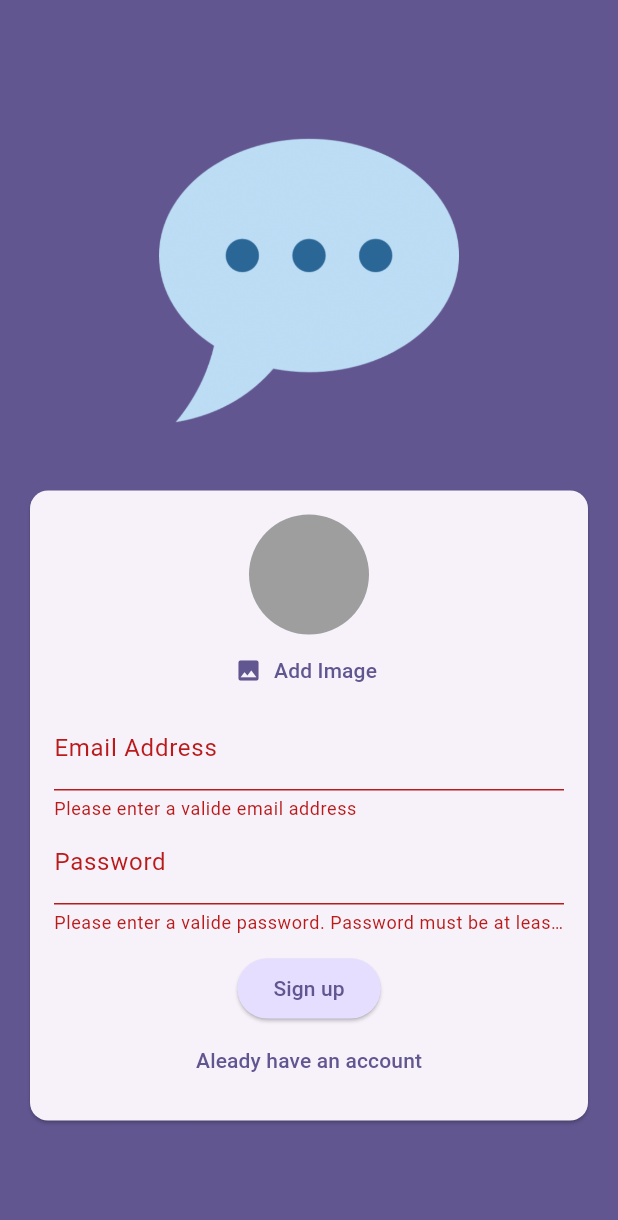
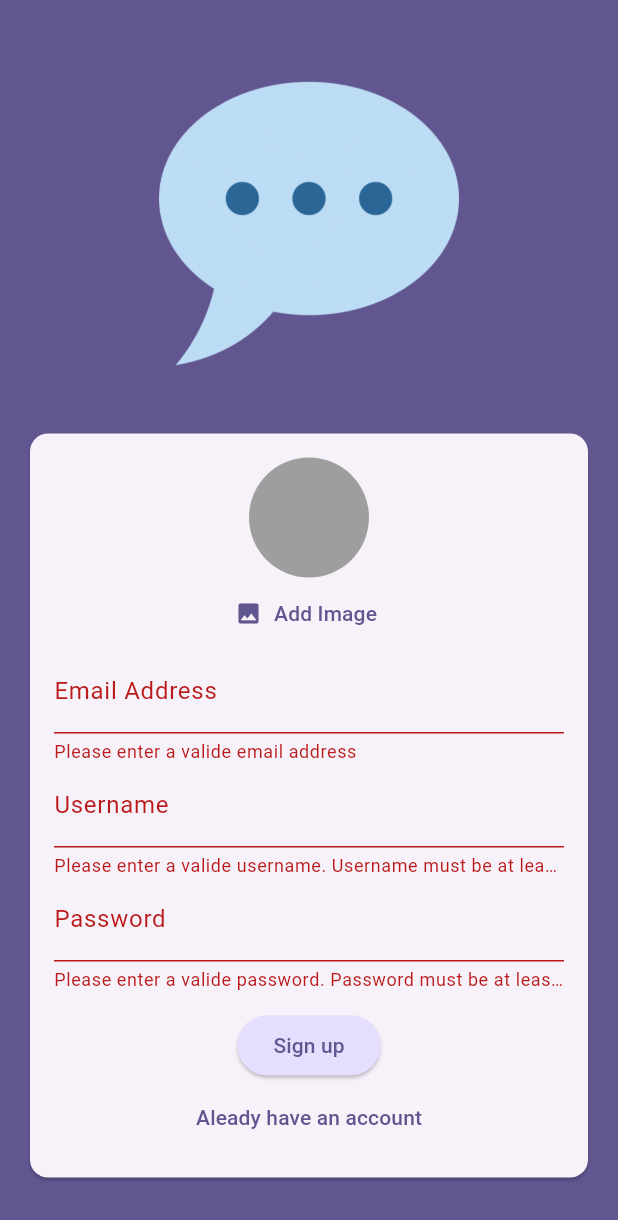
Before and after one commit to bar-tay/chat_app, a Flutter app: the screen it shows after launch, after a tap on "Login", after a tap on "Create account", after a tap on "Sign up", on a phone screen of 412 x 824 dp. Shown: the top 1220 px of the screen. Run offline on Flutter 3.47's test engine with Material 3 defaults, Android fonts, the phone set to English and light mode, and no system bars; our stand-ins replace cloud_firestore, firebase_auth, firebase_core, firebase_storage, image_picker; accounts and stored records are empty.

Commit message:
feat(ui): add username to firestore

```diff
--- a/lib/screens/auth.dart
+++ b/lib/screens/auth.dart
@@ -22,6 +22,7 @@ class _AuthScreen extends State<AuthScreen> {
   var _isLogin = true;
   var _enteredEmail = "";
   var _enteredPassword = "";
+  var _enteredUsername = "";
   File? _selectedImage;
   var _isAuthenticating = false;
 
@@ -43,23 +44,25 @@ class _AuthScreen extends State<AuthScreen> {
       if (_isLogin) {
         final userCredentials = await _firebase.signInWithEmailAndPassword(
             email: _enteredEmail, password: _enteredPassword);
-        print(userCredentials);
       } else {
         final userCredentials = await _firebase.createUserWithEmailAndPassword(
             email: _enteredEmail, password: _enteredPassword);
+
         //creates path for image upload
         final storageRef = FirebaseStorage.instance
             .ref()
             .child("user_images")
             .child("${userCredentials.user!.uid}.jpg");
+
         await storageRef.putFile(_selectedImage!);
+
         final imageUrl = await storageRef.getDownloadURL();
-        print(imageUrl);
+
         await FirebaseFirestore.instance
             .collection("users")
             .doc(userCredentials.user!.uid)
             .set({
-          "username": "to be done..",
+          "username": _enteredUsername,
           "email": _enteredEmail,
           "image_url": imageUrl
         });
@@ -131,6 +134,21 @@ class _AuthScreen extends State<AuthScreen> {
                           autocorrect: false,
                           textCapitalization: TextCapitalization.none,
                         ),
+                        if (!_isLogin)
+                          TextFormField(
+                            validator: (value) {
+                              if (value == null ||
+                                  value.isEmpty ||
+                                  value.trim().length < 4) {
+                                return "Please enter a valide username. Username must be at least 4 characters long.";
+                              }
+                              return null;
+                            },
+                            onSaved: (newValue) => _enteredUsername = newValue!,
+                            enableSuggestions: false,
+                            decoration:
+                                const InputDecoration(labelText: "Username"),
+                          ),
                         TextFormField(
                           validator: (value) {
                             if (value == null || value.trim().length < 6) {
--- a/lib/screens/chat.dart
+++ b/lib/screens/chat.dart
@@ -1,5 +1,4 @@
 import 'package:firebase_auth/firebase_auth.dart';
-import 'package:firebase_core/firebase_core.dart';
 import 'package:flutter/material.dart';
 
 class ChatScreen extends StatelessWidget {
```
